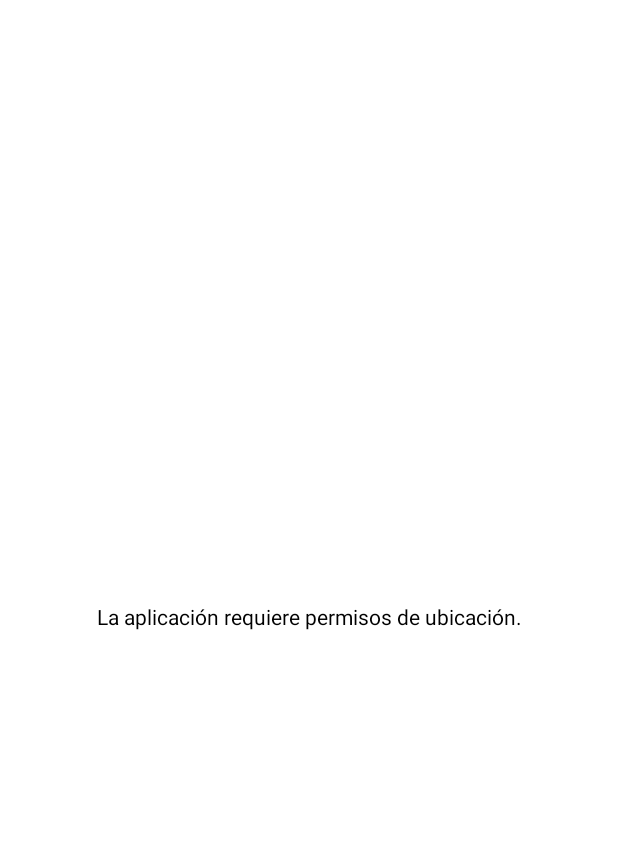
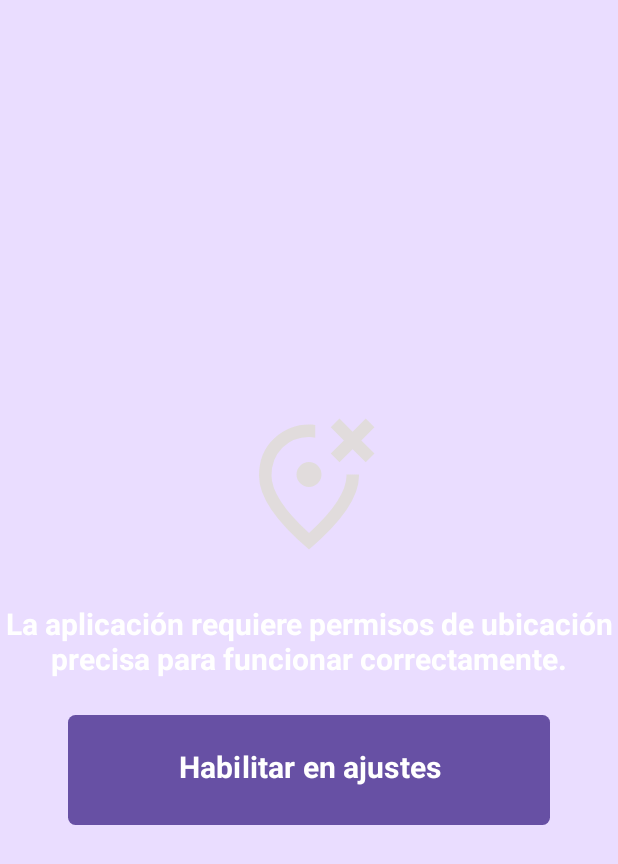
Before and after one commit to unlam-tec-movil/A3-2024-H1-E4, an Android app built with Jetpack Compose: the @Preview function NoLocationPermissionContent, on a phone screen of 412 x 824 dp. Shown: the top 864 px of the screen. Run offline under Robolectric (Android 15) with nearby library versions, the phone set to English and light mode, and no system bars.

Commit message:
implementa screen sin permisos de ubicación otorgados

```diff
--- a/app/src/main/AndroidManifest.xml
+++ b/app/src/main/AndroidManifest.xml
@@ -5,8 +5,7 @@
     <uses-permission android:name="android.permission.ACCESS_FINE_LOCATION" />
     <uses-permission android:name="android.permission.ACCESS_COARSE_LOCATION" />
     <uses-permission android:name="android.permission.INTERNET" />
-    <uses-permission android:name="android.permission.FOREGROUND_SERVICE" />
-    <uses-permission android:name="android.permission.FOREGROUND_SERVICE_LOCATION" />
+    <uses-permission android:name="android.permission.ACCESS_BACKGROUND_LOCATION" />
 
     <application
         android:name="ScaffoldingApplication"
--- a/app/src/main/java/ar/edu/unlam/mobile/scaffolding/ui/components/NoLocationPermissionContent.kt
+++ b/app/src/main/java/ar/edu/unlam/mobile/scaffolding/ui/components/NoLocationPermissionContent.kt
@@ -1,22 +1,77 @@
 package ar.edu.unlam.mobile.scaffolding.ui.components
 
+import android.content.Intent
+import android.net.Uri
+import android.provider.Settings
+import androidx.compose.foundation.Image
+import androidx.compose.foundation.background
 import androidx.compose.foundation.layout.Arrangement
 import androidx.compose.foundation.layout.Column
 import androidx.compose.foundation.layout.fillMaxSize
+import androidx.compose.foundation.layout.fillMaxWidth
+import androidx.compose.foundation.layout.padding
+import androidx.compose.foundation.layout.size
+import androidx.compose.foundation.layout.wrapContentSize
+import androidx.compose.foundation.shape.RoundedCornerShape
+import androidx.compose.material3.Button
+import androidx.compose.material3.MaterialTheme
 import androidx.compose.material3.Text
 import androidx.compose.runtime.Composable
 import androidx.compose.ui.Alignment
 import androidx.compose.ui.Modifier
+import androidx.compose.ui.platform.LocalContext
+import androidx.compose.ui.res.painterResource
+import androidx.compose.ui.res.stringResource
+import androidx.compose.ui.text.font.FontWeight
+import androidx.compose.ui.text.style.TextAlign
+import androidx.compose.ui.tooling.preview.Preview
+import androidx.compose.ui.unit.dp
+import androidx.compose.ui.unit.sp
+import ar.edu.unlam.mobile.scaffolding.R
 
+@Preview
 @Composable
 fun NoLocationPermissionContent() {
     Column(
+        modifier = Modifier.fillMaxSize().background(color = MaterialTheme.colorScheme.primaryContainer),
         verticalArrangement = Arrangement.Center,
         horizontalAlignment = Alignment.CenterHorizontally,
-        modifier = Modifier.fillMaxSize(),
+
     ) {
+        Image(
+            painter = painterResource(id = R.drawable.ic_no_location_permission),
+            contentDescription = stringResource(id = R.string.no_permissions_granted),
+            modifier = Modifier.size(100.dp),
+        )
+
         Text(
-            "La aplicación requiere permisos de ubicación.",
+            textAlign = TextAlign.Center,
+            text = stringResource(id = R.string.no_location_permissions_granted),
+            color = MaterialTheme.colorScheme.onPrimary,
+            fontWeight = FontWeight.Bold,
+            fontSize = 20.sp,
+            modifier = Modifier.padding(bottom = 25.dp, top = 30.dp),
         )
+
+        val context = LocalContext.current
+        Button(
+            modifier = Modifier.padding(start = 45.dp, end = 45.dp).wrapContentSize(),
+            onClick = {
+                val intent = Intent(Settings.ACTION_APPLICATION_DETAILS_SETTINGS)
+                val uri = Uri.fromParts("package", context.packageName, null)
+                intent.data = uri
+                context.startActivity(intent)
+            },
+            shape = RoundedCornerShape(5.dp),
+        ) {
+            Text(
+                modifier = Modifier.fillMaxWidth().padding(top = 15.dp),
+                textAlign = TextAlign.Center,
+                fontWeight = FontWeight.Bold,
+                text = stringResource(id = R.string.open_settings_message),
+                color = MaterialTheme.colorScheme.onPrimary,
+                fontSize = 20.sp,
+            )
+        }
     }
 }
--- a/app/src/main/java/ar/edu/unlam/mobile/scaffolding/ui/screens/HomeScreen.kt
+++ b/app/src/main/java/ar/edu/unlam/mobile/scaffolding/ui/screens/HomeScreen.kt
@@ -51,7 +51,6 @@ fun HomeScreen(
     val routeUiState by viewModel.routeUiState.collectAsState()
 
     if (userUiState.loading) {
-        Log.i("UiState", "Cargando")
         Column(
             modifier = Modifier.fillMaxSize(),
             horizontalAlignment = Alignment.CenterHorizontally,
--- a/app/src/main/java/ar/edu/unlam/mobile/scaffolding/ui/viewmodels/ActivityProgressViewModel.kt
+++ b/app/src/main/java/ar/edu/unlam/mobile/scaffolding/ui/viewmodels/ActivityProgressViewModel.kt
@@ -1,6 +1,7 @@
 package ar.edu.unlam.mobile.scaffolding.ui.viewmodels
 
 import android.os.Build
+import android.util.Log
 import androidx.annotation.RequiresApi
 import androidx.compose.runtime.Immutable
 import androidx.lifecycle.ViewModel
@@ -129,12 +130,15 @@ class ActivityProgressViewModel
                         locationUseCases.getLocationCoordinates().value.map { it.toPoint() },
                         5,
                     )
+
                 polylineEncoded =
                     if (polylineEncodedAux.contains("?")) {
                         polylineEncodedAux.replace("?", "63")
                     } else {
                         polylineEncodedAux
                     }
+
+                Log.i("POLYLINEA CODIFI", "VALOR = $polylineEncoded")
 
                 val maxSpeed =
                     if (locationUseCases.getSpeeds().isNotEmpty()) {
--- /dev/null
+++ b/app/src/main/res/drawable/ic_no_location_permission.xml
@@ -0,0 +1,5 @@
+<vector xmlns:android="http://schemas.android.com/apk/res/android" android:height="100dp" android:viewportHeight="24" android:viewportWidth="24" android:width="100dp">
+
+    <path android:fillColor="#E1DCDC" android:pathData="M12,22q-4.025,-3.425 -6.012,-6.362T4,10.2q0,-3.75 2.413,-5.975T12,2q0.25,0 0.488,0.013t0.512,0.062V4.1q-0.25,-0.05 -0.5,-0.075T12,4Q9.475,4 7.738,5.737T6,10.2q0,1.775 1.475,4.063T12,19.35q3.05,-2.8 4.525,-5.087T18,10.2q0,-0.05 -0.012,-0.1t-0.013,-0.1h2q0,0.05 0.013,0.1t0.012,0.1q0,2.5 -1.987,5.438T12,22m4.875,-13.95l2.1,-2.1l2.1,2.1l1.4,-1.4l-2.1,-2.1l2.1,-2.1l-1.4,-1.4l-2.1,2.1l-2.1,-2.1l-1.4,1.4l2.1,2.1l-2.1,2.1zM12,12q0.825,0 1.413,-0.587T14,10t-0.587,-1.412T12,8t-1.412,0.588T10,10t0.588,1.413T12,12"/>
+
+</vector>
--- a/app/src/main/res/values/strings.xml
+++ b/app/src/main/res/values/strings.xml
@@ -4,4 +4,8 @@
     <string name="start_activity">Iniciar actividad</string>
     <string name="welcome_message">Bienvenido,</string>
     <string name="error_location_message">Ha ocurrido un error al obtener la ubicación. Intente nuevamente.</string>
+    <string name="title_location_dialog_info">Permisos requeridos</string>
+    <string name="open_settings_message">Habilitar en ajustes\n</string>
+    <string name="no_permissions_granted">Logo ubicación sin permisos</string>
+    <string name="no_location_permissions_granted">La aplicación requiere permisos de ubicación precisa para funcionar correctamente.</string>
 </resources>
```
Also changed, not shown: app/src/main/java/ar/edu/unlam/mobile/scaffolding/ui/screens/ActivityProgressScreen.kt (+11 -13 lines).
